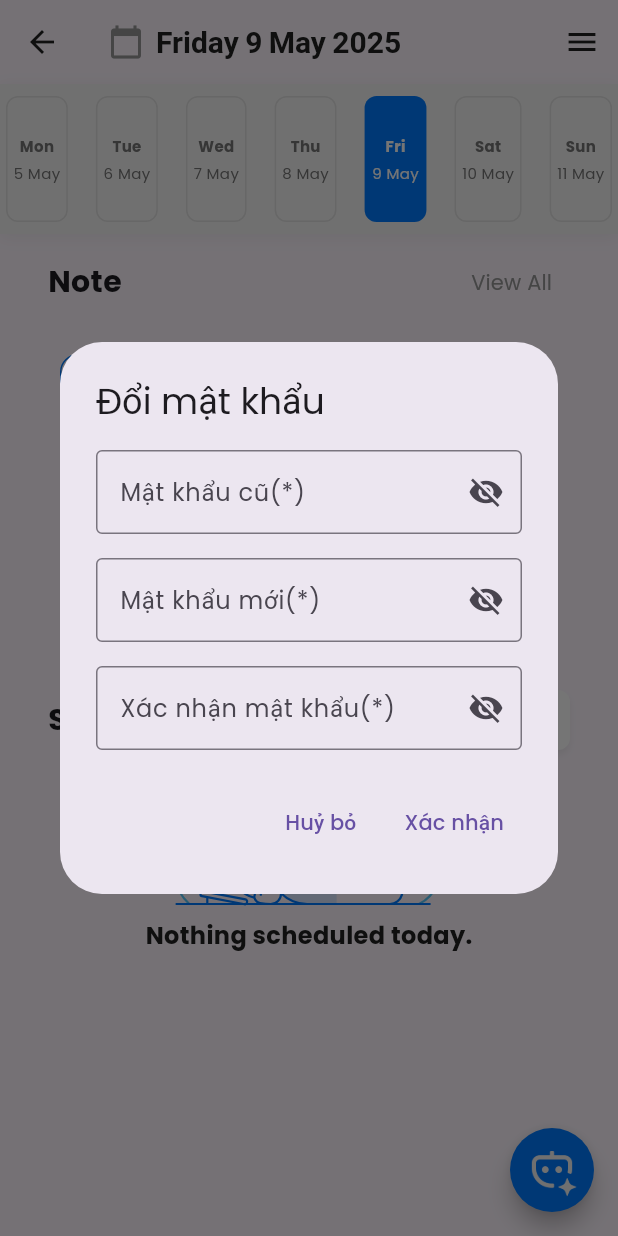
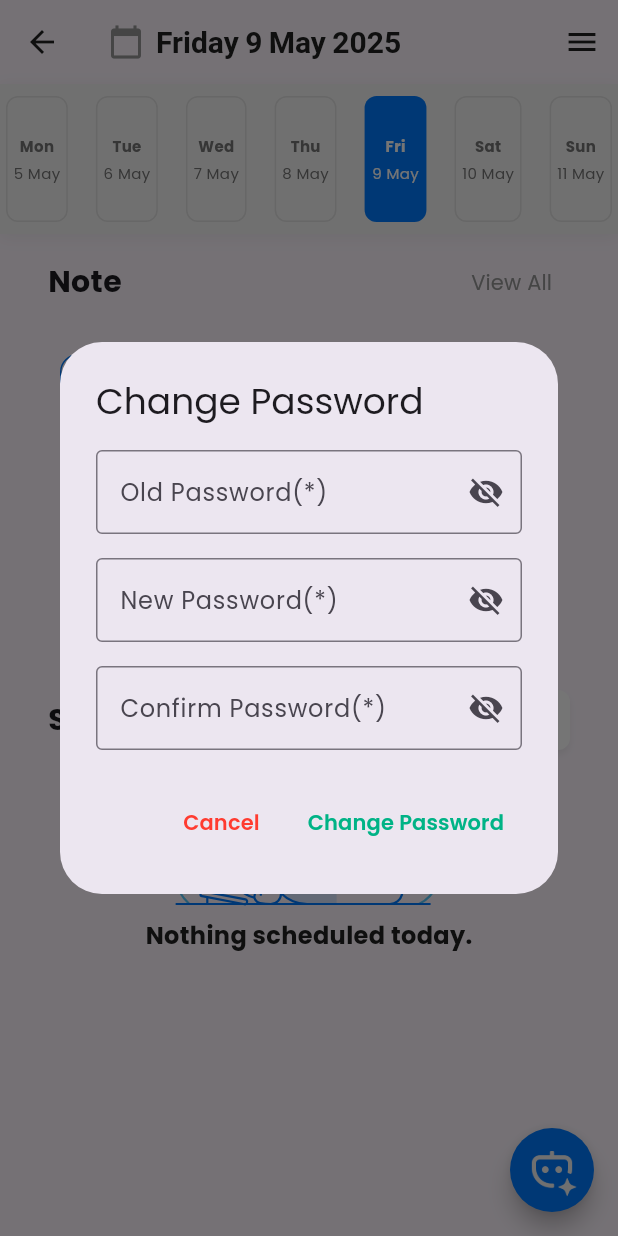
Before and after one commit to thanhquang2004/Study-tracker-app, a Flutter app: the HomeView screen opened by its route, in the side drawer, after a tap on "Change Password", on a phone screen of 412 x 824 dp. Run offline on Flutter 3.47's test engine with Material 3 defaults, Android fonts, the phone set to English and light mode, and no system bars; our stand-ins replace dio, equatable, flutter_bloc, flutter_dotenv, flutter_secure_storage, flutter_svg and 7 more; accounts and stored records are empty; network calls fail.

Commit message:
feat: update feature

```diff
--- a/lib/presentation/home/view/widget/home_drawer.dart
+++ b/lib/presentation/home/view/widget/home_drawer.dart
@@ -1,5 +1,7 @@
 import 'package:flutter/material.dart';
 import 'package:flutter_bloc/flutter_bloc.dart';
+import 'package:get/get.dart';
+import 'package:get/instance_manager.dart';
 import 'package:study_tracker_mobile/data/services/auth_service.dart';
 import 'package:study_tracker_mobile/presentation/home/cubit/change_password_cubit.dart';
 import 'package:study_tracker_mobile/presentation/home/cubit/change_password_state.dart';
@@ -46,8 +48,7 @@ class HomeDrawer extends StatelessWidget {
         children: [
           Text(
             'John Doe',
-            style: getBoldStyle(color: Colors.white)
-                .copyWith(fontSize: AppSize.s20),
+            style: getBoldStyle(color: Colors.white).copyWith(fontSize: AppSize.s20),
           ),
           const SizedBox(height: AppSize.s8),
           Text(
@@ -87,7 +88,19 @@ class HomeDrawer extends StatelessWidget {
           title: 'Notifications',
           onTap: () {
             Navigator.pop(context);
-            Navigator.pushNamed(context, Routes.notifications);
+            // Navigator.pushNamed(context, Routes.notifications);
+            Get.showSnackbar(
+              GetSnackBar(
+                title: 'Notifications',
+                message: 'This feature is not available yet.',
+                duration: const Duration(seconds: 2),
+                backgroundColor: XColors.neutral_7,
+                borderRadius: AppSize.s20,
+                padding: const EdgeInsets.all(AppSize.s16),
+                margin: const EdgeInsets.symmetric(horizontal: AppSize.s32),
+                snackPosition: SnackPosition.BOTTOM,
+              ),
+            );
           },
         ),
         _buildMenuItem(
@@ -96,7 +109,19 @@ class HomeDrawer extends StatelessWidget {
           title: 'Settings',
           onTap: () {
             Navigator.pop(context);
-            Navigator.pushNamed(context, Routes.settings);
+            // Navigator.pushNamed(context, Routes.settings);
+            Get.showSnackbar(
+              GetSnackBar(
+                title: 'Settings',
+                message: 'This feature is not available yet.',
+                duration: const Duration(seconds: 2),
+                backgroundColor: XColors.neutral_7,
+                borderRadius: AppSize.s20,
+                padding: const EdgeInsets.all(AppSize.s16),
+                margin: const EdgeInsets.symmetric(horizontal: AppSize.s32),
+                snackPosition: SnackPosition.BOTTOM,
+              ),
+            );
           },
         ),
       ],
@@ -111,8 +136,7 @@ class HomeDrawer extends StatelessWidget {
     bool isDanger = false,
   }) {
     return Container(
-      margin: const EdgeInsets.symmetric(
-          horizontal: AppSize.s8, vertical: AppSize.s4),
+      margin: const EdgeInsets.symmetric(horizontal: AppSize.s8, vertical: AppSize.s4),
       decoration: BoxDecoration(
         color: Colors.white,
         borderRadius: BorderRadius.circular(AppSize.s8),
@@ -165,21 +189,18 @@ class HomeDrawer extends StatelessWidget {
         ),
         title: Text(
           'Logout',
-          style: getBoldStyle(color: XColors.neutral_1)
-              .copyWith(fontSize: AppSize.s18),
+          style: getBoldStyle(color: XColors.neutral_1).copyWith(fontSize: AppSize.s18),
         ),
         content: Text(
           'Are you sure you want to logout?',
-          style: getRegularStyle(color: XColors.neutral_3)
-              .copyWith(fontSize: AppSize.s16),
+          style: getRegularStyle(color: XColors.neutral_3).copyWith(fontSize: AppSize.s16),
         ),
         actions: [
           TextButton(
             onPressed: () => Navigator.pop(context),
             child: Text(
               'Cancel',
-              style: getRegularStyle(color: XColors.neutral_4)
-                  .copyWith(fontSize: AppSize.s14),
+              style: getRegularStyle(color: XColors.neutral_4).copyWith(fontSize: AppSize.s14),
             ),
           ),
           TextButton(
@@ -199,8 +220,7 @@ class HomeDrawer extends StatelessWidget {
             },
             child: Text(
               'Logout',
-              style: getRegularStyle(color: XColors.semanticError)
-                  .copyWith(fontSize: AppSize.s14),
+              style: getRegularStyle(color: XColors.semanticError).copyWith(fontSize: AppSize.s14),
             ),
           ),
         ],
@@ -233,7 +253,7 @@ class HomeDrawer extends StatelessWidget {
             },
             builder: (context, state) {
               return AlertDialog(
-                title: Text('Đổi mật khẩu'),
+                title: Text('Change Password'),
                 content: SizedBox(
                   width: MediaQuery.of(context).size.width * 0.7,
                   child: Column(
@@ -243,18 +263,14 @@ class HomeDrawer extends StatelessWidget {
                         controller: oldPasswordController,
                         obscureText: !state.isOldPasswordVisible,
                         decoration: InputDecoration(
-                          labelText: 'Mật khẩu cũ(*)',
+                          labelText: 'Old Password(*)',
                           border: const OutlineInputBorder(),
                           suffixIcon: IconButton(
                             icon: Icon(
-                              state.isOldPasswordVisible
-                                  ? Icons.visibility
-                                  : Icons.visibility_off,
+                              state.isOldPasswordVisible ? Icons.visibility : Icons.visibility_off,
                             ),
                             onPressed: () {
-                              context
-                                  .read<ChangePasswordCubit>()
-                                  .toggleOldPasswordVisibility();
+                              context.read<ChangePasswordCubit>().toggleOldPasswordVisibility();
                             },
                           ),
                         ),
@@ -264,18 +280,14 @@ class HomeDrawer extends StatelessWidget {
                         controller: newPasswordController,
                         obscureText: !state.isNewPasswordVisible,
                         decoration: InputDecoration(
-                          labelText: 'Mật khẩu mới(*)',
+                          labelText: 'New Password(*)',
                           border: const OutlineInputBorder(),
                           suffixIcon: IconButton(
                             icon: Icon(
-                              state.isNewPasswordVisible
-                                  ? Icons.visibility
-                                  : Icons.visibility_off,
+                              state.isNewPasswordVisible ? Icons.visibility : Icons.visibility_off,
                             ),
                             onPressed: () {
-                              context
-                                  .read<ChangePasswordCubit>()
-                                  .toggleNewPasswordVisibility();
+                              context.read<ChangePasswordCubit>().toggleNewPasswordVisibility();
                             },
                           ),
                         ),
@@ -285,7 +297,7 @@ class HomeDrawer extends StatelessWidget {
                         controller: confirmPasswordController,
                         obscureText: !state.isConfirmPasswordVisible,
                         decoration: InputDecoration(
-                          labelText: 'Xác nhận mật khẩu(*)',
+                          labelText: 'Confirm Password(*)',
                           border: const OutlineInputBorder(),
                           suffixIcon: IconButton(
                             icon: Icon(
@@ -294,9 +306,7 @@ class HomeDrawer extends StatelessWidget {
                                   : Icons.visibility_off,
                             ),
                             onPressed: () {
-                              context
-                                  .read<ChangePasswordCubit>()
-                                  .toggleConfirmPasswordVisibility();
+                              context.read<ChangePasswordCubit>().toggleConfirmPasswordVisibility();
                             },
                           ),
                         ),
@@ -320,7 +330,10 @@ class HomeDrawer extends StatelessWidget {
                       Navigator.pop(context);
                     },
                     child: Text(
-                      'Huỷ bỏ',
+                      'Cancel',
+                      style: getSemiBoldStyle(
+                        color: XColors.semanticError,
+                      ).copyWith(fontSize: AppSize.s14),
                     ),
                   ),
                   TextButton(
@@ -331,7 +344,12 @@ class HomeDrawer extends StatelessWidget {
                             confirmPasswordController.text,
                           );
                     },
-                    child: Text('Xác nhận'),
+                    child: Text(
+                      'Change Password',
+                      style: getSemiBoldStyle(
+                        color: XColors.semanticSuccess,
+                      ).copyWith(fontSize: AppSize.s14),
+                    ),
                   ),
                 ],
               );
```
